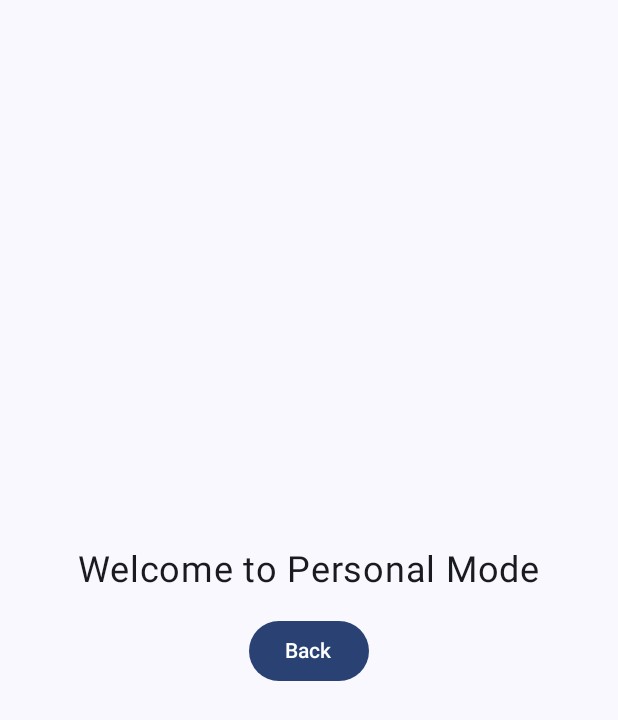
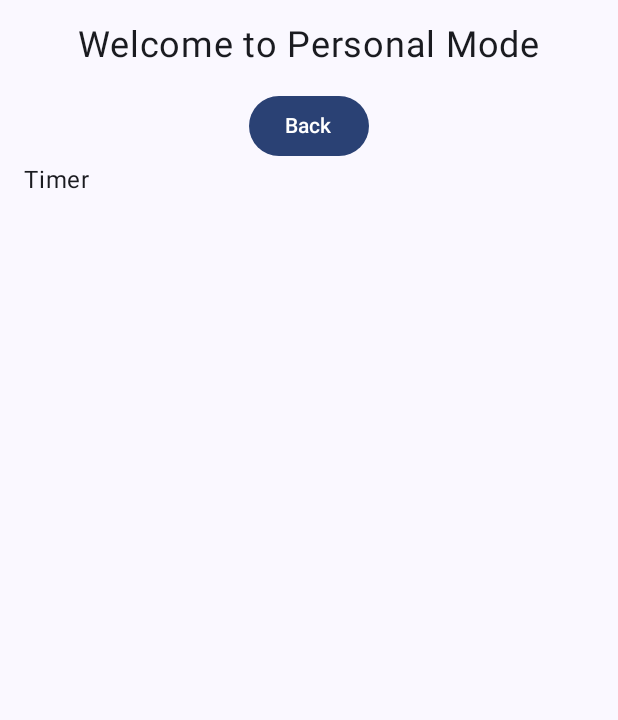
Before and after one commit to sansfork/TimeKeepingApp, an Android app built with Jetpack Compose: the PersonalScreen screen opened through its navigation route, on a phone screen of 412 x 824 dp. Shown: the top 720 px of the screen. Run offline under Robolectric (Android 15) with nearby library versions, the phone set to English and light mode, and no system bars.

Commit message:
horizontalPager & Proto Stopwatch implemented

```diff
--- a/app/src/main/java/com/example/timekeepingapp/ChoiceScreen.kt
+++ b/app/src/main/java/com/example/timekeepingapp/ChoiceScreen.kt
@@ -1,5 +1,6 @@
 package com.example.timekeepingapp
 
+import android.graphics.drawable.Icon
 import androidx.compose.foundation.layout.Arrangement
 import androidx.compose.foundation.layout.Column
 import androidx.compose.foundation.layout.Row
@@ -8,7 +9,10 @@ import androidx.compose.foundation.layout.fillMaxSize
 import androidx.compose.foundation.layout.fillMaxWidth
 import androidx.compose.foundation.layout.height
 import androidx.compose.foundation.layout.padding
+import androidx.compose.material.icons.Icons
+import androidx.compose.material.icons.filled.Person
 import androidx.compose.material3.Button
+import androidx.compose.material3.Icon
 import androidx.compose.material3.Text
 import androidx.compose.runtime.Composable
 import androidx.compose.ui.Alignment
@@ -27,24 +31,34 @@ fun ChoiceScreen(navigationToGroupScreen:() -> Unit,
         verticalArrangement = Arrangement.Center,
         horizontalAlignment = Alignment.CenterHorizontally
     ) {
-        Text("Choose between Group " +
-                "& Personal Mode", fontSize = 24.sp, textAlign = TextAlign.Center)
-        Spacer(modifier = Modifier.height(16.dp))
         Row(
             modifier = Modifier.fillMaxWidth(),
             verticalAlignment = Alignment.CenterVertically,
             horizontalArrangement = Arrangement.SpaceEvenly
         ) {
+            Column(
+                horizontalAlignment = Alignment.CenterHorizontally
+            ) {
                 Button(onClick = {
                     navigationToGroupScreen() })
                 {
+                    Icon(imageVector = Icons.Default.Person, contentDescription = null)
+                    Icon(imageVector = Icons.Default.Person, contentDescription = null)
+                }
                 Text("Group")
             }
+            Column(
+                horizontalAlignment = Alignment.CenterHorizontally
+            ) {
                 Button(onClick = {
                     navigationToPersonalScreen() })
                 {
+                    Icon(imageVector = Icons.Default.Person, contentDescription = null)
+                }
                 Text("Personal")
             }
+
+
         }
     }
 }
--- a/app/src/main/java/com/example/timekeepingapp/PersonalScreen.kt
+++ b/app/src/main/java/com/example/timekeepingapp/PersonalScreen.kt
@@ -1,22 +1,43 @@
 package com.example.timekeepingapp
 
+import android.widget.Spinner
+import androidx.compose.foundation.background
+import androidx.compose.foundation.clickable
 import androidx.compose.foundation.layout.Arrangement
 import androidx.compose.foundation.layout.Column
+import androidx.compose.foundation.layout.Row
 import androidx.compose.foundation.layout.Spacer
 import androidx.compose.foundation.layout.fillMaxSize
+import androidx.compose.foundation.layout.fillMaxWidth
 import androidx.compose.foundation.layout.height
 import androidx.compose.foundation.layout.padding
+import androidx.compose.foundation.pager.HorizontalPager
+import androidx.compose.foundation.pager.rememberPagerState
+import androidx.compose.foundation.shape.RoundedCornerShape
+import androidx.compose.material.icons.Icons
+import androidx.compose.material.icons.filled.ArrowDropDown
 import androidx.compose.material3.Button
+import androidx.compose.material3.DropdownMenu
+import androidx.compose.material3.DropdownMenuItem
+import androidx.compose.material3.ExposedDropdownMenuBox
+import androidx.compose.material3.Icon
 import androidx.compose.material3.Text
 import androidx.compose.runtime.Composable
+import androidx.compose.runtime.getValue
+import androidx.compose.runtime.mutableStateOf
+import androidx.compose.runtime.remember
+import androidx.compose.runtime.setValue
 import androidx.compose.ui.Alignment
 import androidx.compose.ui.Modifier
+import androidx.compose.ui.graphics.Color
 import androidx.compose.ui.tooling.preview.Preview
 import androidx.compose.ui.unit.dp
 import androidx.compose.ui.unit.sp
 
 @Composable
 fun PersonalScreen(navigationToChoiceScreen:() -> Unit) {
+
+    val pagerState = rememberPagerState(initialPage = 0, pageCount = { 3 })
 
     Column(
         modifier = Modifier.fillMaxSize().padding(16.dp),
@@ -30,7 +51,28 @@ fun PersonalScreen(navigationToChoiceScreen:() -> Unit) {
         }) {
             Text("Back")
         }
+        // ViewPager2 (Use separate files for each page) (For now, Composables in same place)
+        HorizontalPager(state = pagerState) {
+            page -> when (page) {
+            // Not Implemented
+            0 -> TimerScreen()
+            // EXPERIMENTAL (Start/Stop works)
+            1 -> StopwatchScreen()
+            // Not Implemented
+            2 -> IntervalScreen()
+            }
+        }
     }
+}
+// HorizontalPager pages (to be moved to separate files)
+@Composable
+fun TimerScreen() {
+    Text("Timer", modifier = Modifier.fillMaxSize())
+}
+
+@Composable
+fun IntervalScreen() {
+    Text("Interval Timer", modifier = Modifier.fillMaxSize())
 }
 
 @Preview(showBackground = true)
```
Also changed, not shown: app/src/main/java/com/example/timekeepingapp/GroupScreen.kt (+88 -32 lines), app/src/main/java/com/example/timekeepingapp/StopwatchScreen.kt (added, +90 -0 lines). Lines whose indentation alone changed are shown as unchanged.
